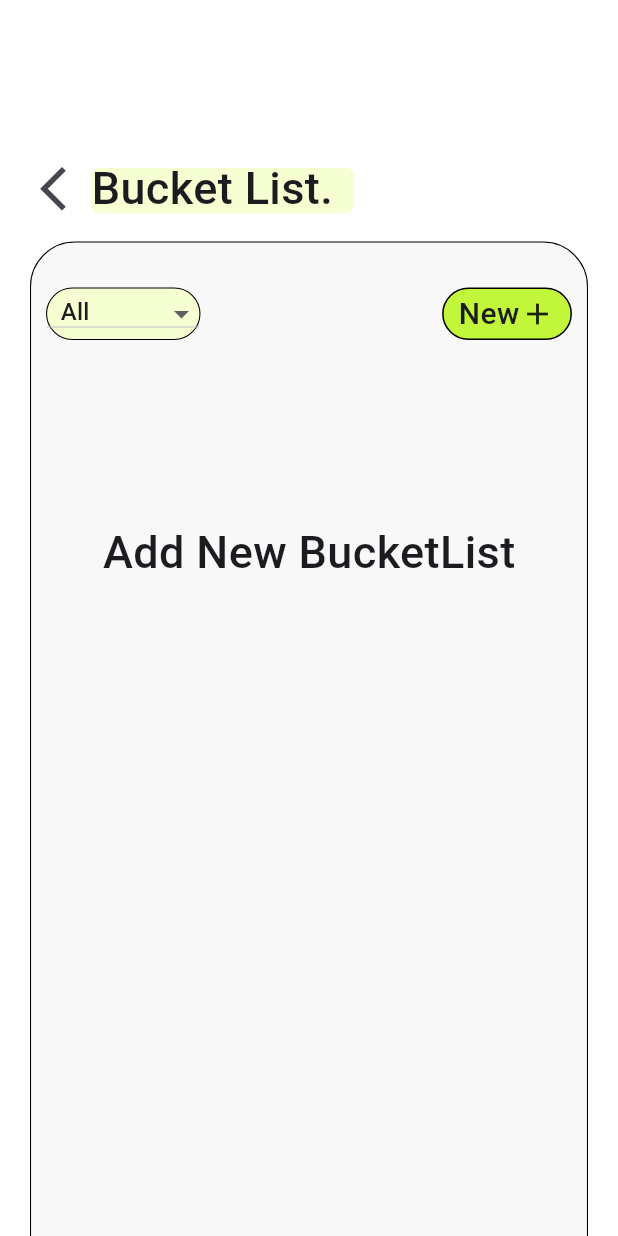
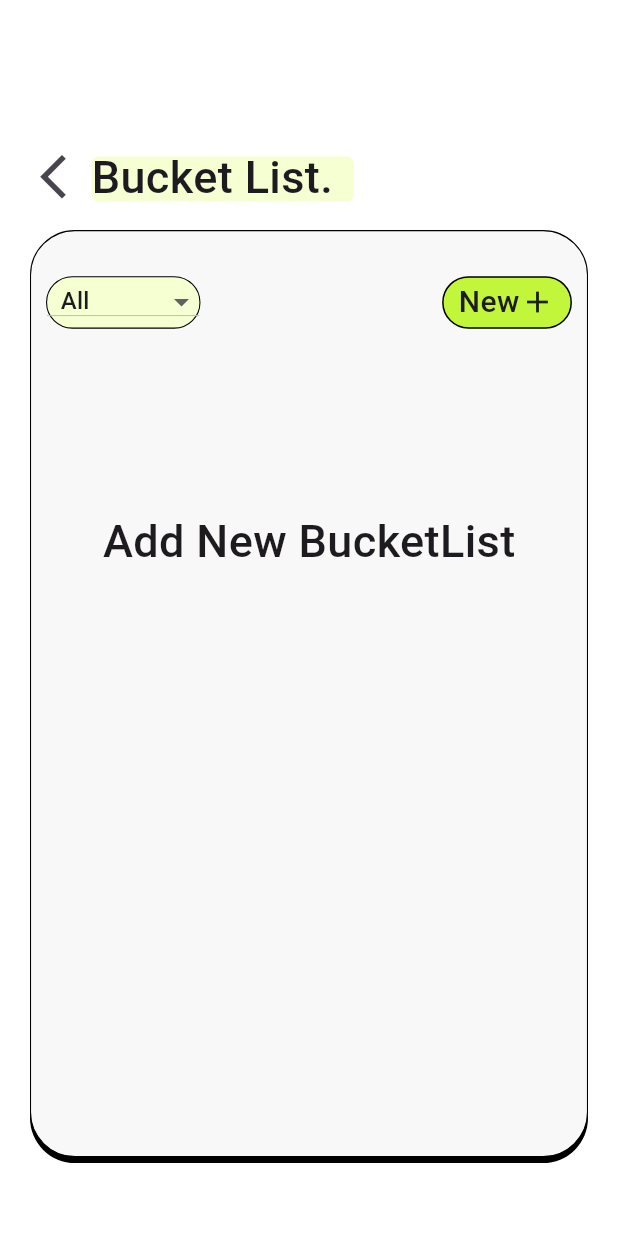
Before and after one commit to Muhammed-shebin-v/ELA--journal, a Flutter app: the Write screen opened directly, after a tap on "Bucket List.", on a phone screen of 412 x 824 dp. Run offline on Flutter 3.47's test engine with Material 3 defaults, Android fonts, the phone set to English and light mode, and no system bars; our stand-ins replace animated_notch_bottom_bar, carousel_slider, file_picker, gap, google_fonts, hive and 5 more; missing offline and left inert: bottom_picker; accounts and stored records are empty.

Commit message:
version 1.0.3

```diff
--- a/lib/view/bucket_edit.dart
+++ b/lib/view/bucket_edit.dart
@@ -1,4 +1,3 @@
-import 'dart:developer';
 import 'dart:typed_data';
 import 'package:bottom_picker/bottom_picker.dart';
 import 'package:bottom_picker/resources/arrays.dart';
--- a/lib/view/bucket_list.dart
+++ b/lib/view/bucket_list.dart
@@ -59,6 +59,7 @@ class _BucketListState extends State<BucketList> {
 
   @override
   Widget build(BuildContext context) {
+  final screenHeight = MediaQuery.of(context).size.height;
     return Scaffold(
       backgroundColor: Colors.white,
       body: SingleChildScrollView(
@@ -66,7 +67,7 @@ class _BucketListState extends State<BucketList> {
           padding: const EdgeInsets.all(10.0),
           child: Column(
             children: [
-              const Gap(90),
+              SizedBox(height: screenHeight *0.1,),
               Row(
                 children: [
                   IconButton(
@@ -85,7 +86,7 @@ class _BucketListState extends State<BucketList> {
               Padding(
                 padding: const EdgeInsets.all(10.0),
                 child: CustomContainer(
-                  height: 700,
+                  height: screenHeight * 0.75,
                   color: ElaColors.lightgrey,
                   boxshadow: true,
                   child: Padding(
@@ -135,7 +136,7 @@ class _BucketListState extends State<BucketList> {
                           ],
                         ),
                         const Gap(20),
-                        bucketListUI()
+                        bucketListUI(screenHeight)
                       ],
                     ),
                   ),
@@ -148,7 +149,7 @@ class _BucketListState extends State<BucketList> {
     );
   }
 
-  Widget bucketListUI() {
+  Widget bucketListUI(screenheight) {
     return ValueListenableBuilder<List<BucketModel>>(
         valueListenable: bucketNotifier,
         builder: (context, box, widget) {
@@ -165,9 +166,9 @@ class _BucketListState extends State<BucketList> {
               ],
             );
           }
-          return CustomContainer(
+          return Flexible(
+            child: CustomContainer(
               color: ElaColors.lightgreen,
-            height: 590,
               child: Padding(
                 padding: const EdgeInsets.only(top: 10, bottom: 10),
                 child: ListView.builder(
@@ -206,6 +207,9 @@ class _BucketListState extends State<BucketList> {
                                             deleteIndex: reverseIndex,
                                             context: context);
                                             await loaddata();
+                                        Future.delayed(const Duration(seconds: 1), () async {
+                                          await loaddata();
+                                        });
                                       },
                                       icon: const Icon(Icons.delete_outline))
                                 ],
@@ -221,6 +225,7 @@ class _BucketListState extends State<BucketList> {
                       ),
                     );
                   },
+                ),
               ),
             ),
           );
--- a/lib/view/home.dart
+++ b/lib/view/home.dart
@@ -1,5 +1,5 @@
 import 'dart:async';
-import 'package:new_ela/controllers/quote.dart';
+import 'package:new_ela/view/widget/quote.dart';
 import 'package:new_ela/controllers/read_goal.dart';
 import 'package:new_ela/controllers/sleep_goal.dart';
 import 'package:new_ela/controllers/todo_function.dart';
--- a/lib/view/theme/app_textstyle.dart
+++ b/lib/view/theme/app_textstyle.dart
@@ -6,7 +6,7 @@ class ElaTextStyle{
   static const TextStyle privacyheading=TextStyle(fontSize: 25,fontWeight: FontWeight.w400,);
   static const TextStyle subHeading = TextStyle(fontSize: 23);
   static const TextStyle title = TextStyle(fontSize: 20,fontWeight: FontWeight.w500);
-  static TextStyle subTitle = TextStyle(fontSize: 15,color: ElaColors.black);
+  static TextStyle subTitle = const TextStyle(fontSize: 15,color: ElaColors.black);
   static const TextStyle formTitle = TextStyle(fontSize: 16,fontWeight: FontWeight.w700,color: ElaColors.black);
   static const TextStyle smallSubTitle=TextStyle(fontSize: 12);
   static const TextStyle formitems=TextStyle(fontSize: 20,fontWeight: FontWeight.w400);
--- a/lib/view/user_edit.dart
+++ b/lib/view/user_edit.dart
@@ -168,7 +168,7 @@ class _MyWidgetState extends State<UserEdit> {
                                 color: Color.fromARGB(255, 137, 136, 136)),
                             filled: true,
                             suffixIcon: IconButton(
-                              icon: Icon(Icons.calendar_month_outlined),
+                              icon: const Icon(Icons.calendar_month_outlined),
                               onPressed: () {
                                 _pickDate();
                               },
@@ -259,7 +259,7 @@ class _MyWidgetState extends State<UserEdit> {
 
   void _pickDate() {
     BottomPicker.date(
-      pickerTitle: Text(
+      pickerTitle: const Text(
         'Select your birthday',
       ),
       onSubmit: (date) {
--- a/lib/view/widget/drawer.dart
+++ b/lib/view/widget/drawer.dart
@@ -16,12 +16,12 @@ class CustomDrawer extends StatelessWidget {
   Widget build(BuildContext context) {
     return Drawer(
       backgroundColor: const Color.fromRGBO(255, 255, 255, 1),
+      child: SafeArea(
         child: Padding(
           padding: const EdgeInsets.all(20.0),
           child: Column(
             crossAxisAlignment: CrossAxisAlignment.start,
             children: [
-            const Gap(150),
               Stack(
                 children: [Text('ELA', style: GoogleFonts.kalnia(fontSize: 50))],
               ),
@@ -45,9 +45,9 @@ class CustomDrawer extends StatelessWidget {
               const DrawerItem(text: 'Privacy Policy', screen: PrivacyPolicy()),
               const DrawerItem(text: 'Legal Terms', screen: LegalTerms()),
               const Gap(50),
-            const Text('VERSION - 1.0.0',style: ElaTextStyle.title,),
-
+              const Text('VERSION - 1.0.2',style: ElaTextStyle.title,),
             ],
+          ),
         ),
       ),
     );
--- a/lib/view/write.dart
+++ b/lib/view/write.dart
@@ -27,7 +27,7 @@ class _WriteState extends State<Write> {
             padding: const EdgeInsets.all(20.0),
             child: Column(
               children: [
-                 Gap(20),
+                 const Gap(20),
                     Column(
                       children: [
                         const CustomHeading(heading: 'Write',length: 80,),
@@ -44,7 +44,7 @@ class _WriteState extends State<Write> {
                             title: 'To Do.',
                             titlelength: 71,
                             subtitle:
-                                '             add your to do list here.\nyou can mark the list items after\n          you completed that tasks.',
+                                'add your to do list here.you can mark the list items after you completed that tasks.',
                             image: 'assets/images/IMG_3765 2.jpg',
                             location: TodoList()),
                         const Gap(40),
--- a/pubspec.yaml
+++ b/pubspec.yaml
@@ -16,7 +16,7 @@ publish_to: 'none' # Remove this line if you wish to publish to pub.dev
 # https://developer.apple.com/library/archive/documentation/General/Reference/InfoPlistKeyReference/Articles/CoreFoundationKeys.html
 # In Windows, build-name is used as the major, minor, and patch parts
 # of the product and file versions while build-number is used as the build suffix.
-version: 1.0.2+1
+version: 1.0.3+1
 
 environment:
   sdk: ^3.0.0
```
Also changed, not shown: lib/controllers/user_functions.dart (+0 -36 lines), lib/view/calender.dart (+6 -4 lines), lib/view/diary.dart (+6 -14 lines), lib/view/splash.dart (+4 -6 lines), lib/view/todo_list.dart (+4 -4 lines), lib/view/user_details.dart (+37 -17 lines), assets/images/9f93ae8f39417cd575e735bf5f1b1505.jpg, lib/view/widget/quote.dart (renamed from lib/controllers/quote.dart). Lines whose indentation alone changed are shown as unchanged.
